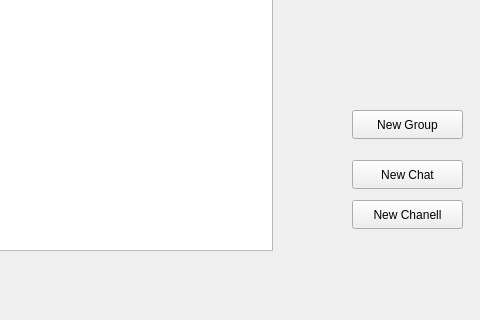
Qt form mainwindow.ui (borhanem/Messenger_Void_13) before a commit; both pictures show x 118 to 598 and y 280 to 600 of the 598 by 600 pixel window.
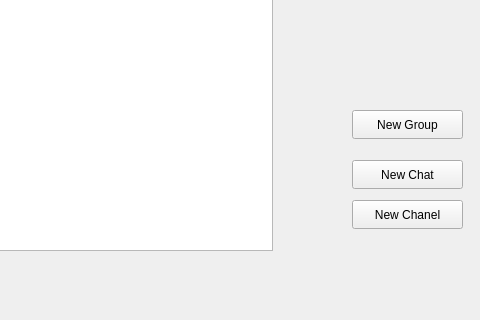
The same form after that commit. Icons and pictures are not drawn.

The edit to the form file:
```diff
--- a/mainwindow.ui
+++ b/mainwindow.ui
@@ -278,7 +278,7 @@
      </rect>
     </property>
     <property name="text">
-     <string>New Chanell</string>
+     <string>New Chanel</string>
     </property>
    </widget>
   </widget>
```
Left out of the diff: 4 changed lines with no effect on the pictures.
